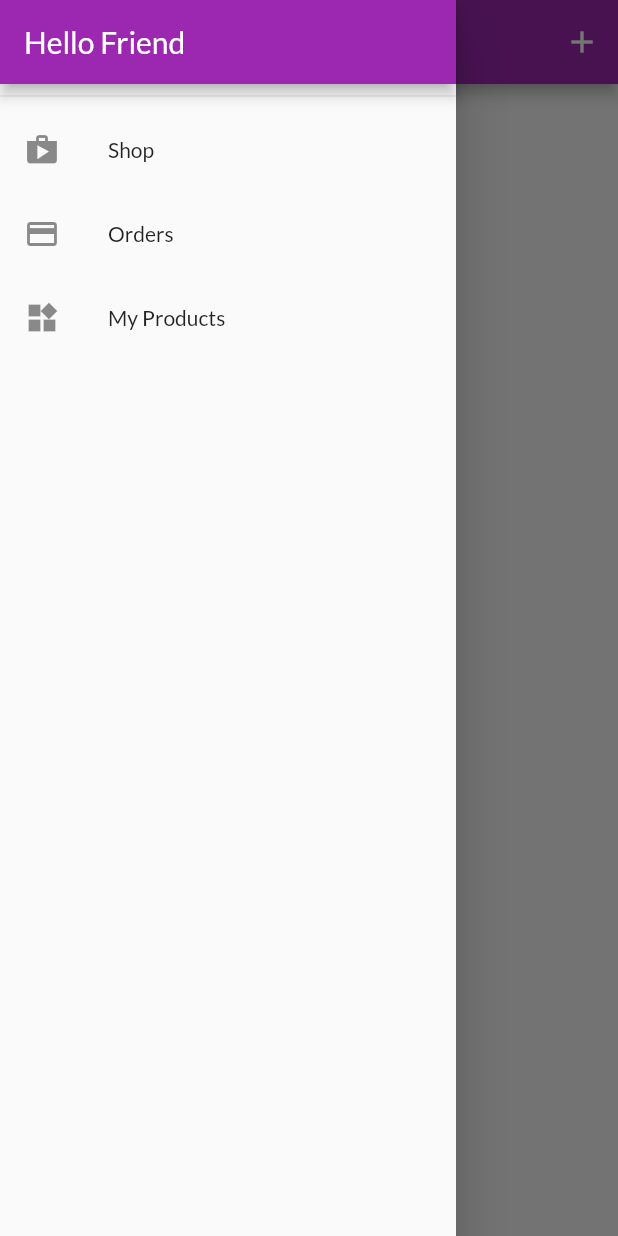
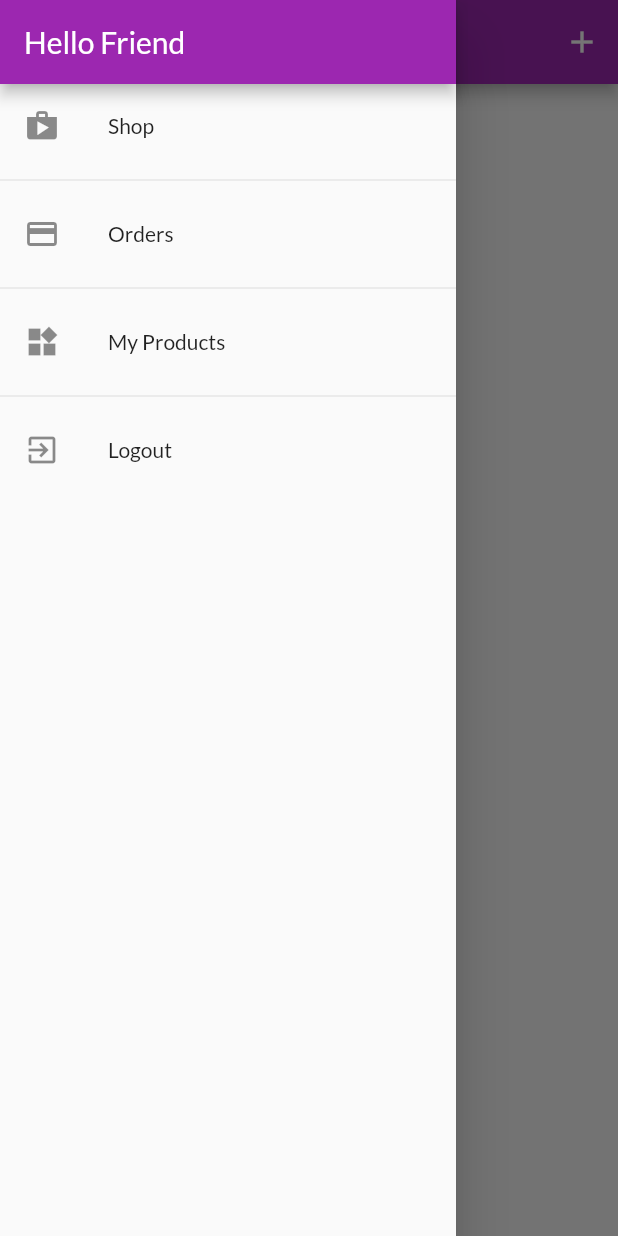
Before and after one commit to Jordhan-Carvalho/Flutter-ShopApp, a Flutter app: the UserProductsScreen screen opened by its route, with the side drawer open, on a phone screen of 412 x 824 dp. Run offline on Flutter 3.47's test engine with Material 2 defaults, Android fonts, the phone set to English and light mode, and no system bars; our stand-ins replace shared_preferences; accounts and stored records are empty; network calls fail.

Commit message:
End user auth

```diff
--- a/lib/screens/user_products_screen.dart
+++ b/lib/screens/user_products_screen.dart
@@ -11,12 +11,12 @@ class UserProductsScreen extends StatelessWidget {
 
   // when not inside a statefull widget you need to provide context
   Future<void> _refreshProds(BuildContext context) async {
-    await Provider.of<Products>(context, listen: false).fetchProducts();
+    await Provider.of<Products>(context, listen: false).fetchProducts(true);
   }
 
   @override
   Widget build(BuildContext context) {
-    final productsData = Provider.of<Products>(context);
+    // final productsData = Provider.of<Products>(context);
 
     return Scaffold(
       appBar: AppBar(
@@ -31,11 +31,19 @@ class UserProductsScreen extends StatelessWidget {
         ],
       ),
       drawer: MainDrawer(),
-      body: RefreshIndicator(
+      body: FutureBuilder(
+        future: _refreshProds(context),
+        builder: (ctx, snapshot) =>
+            snapshot.connectionState == ConnectionState.waiting
+                ? Center(
+                    child: CircularProgressIndicator(),
+                  )
+                : RefreshIndicator(
                     onRefresh: () => _refreshProds(context),
                     child: Padding(
                       padding: const EdgeInsets.all(8),
-          child: ListView.builder(
+                      child: Consumer<Products>(
+                        builder: (ctx, productsData, child) => ListView.builder(
                           itemCount: productsData.items.length,
                           itemBuilder: (_, i) => Column(
                             children: [
@@ -50,6 +58,8 @@ class UserProductsScreen extends StatelessWidget {
                         ),
                       ),
                     ),
+                  ),
+      ),
     );
   }
 }
--- a/lib/widgets/nav_drawer.dart
+++ b/lib/widgets/nav_drawer.dart
@@ -1,7 +1,9 @@
 import 'package:flutter/material.dart';
+import 'package:provider/provider.dart';
 
 import '../screens/user_products_screen.dart';
 import '../screens/orders_screen.dart';
+import '../providers/auth.dart';
 
 class MainDrawer extends StatelessWidget {
   @override
@@ -13,7 +15,6 @@ class MainDrawer extends StatelessWidget {
             title: Text('Hello Friend'),
             automaticallyImplyLeading: false,
           ),
-          Divider(),
           ListTile(
             leading: Icon(Icons.shop),
             title: Text('Shop'),
@@ -21,6 +22,7 @@ class MainDrawer extends StatelessWidget {
               Navigator.of(context).pushReplacementNamed('/');
             },
           ),
+          Divider(),
           ListTile(
             leading: Icon(Icons.payment),
             title: Text('Orders'),
@@ -29,6 +31,7 @@ class MainDrawer extends StatelessWidget {
                   .pushReplacementNamed(OrdersScreen.routeName);
             },
           ),
+          Divider(),
           ListTile(
             leading: Icon(Icons.widgets),
             title: Text('My Products'),
@@ -37,6 +40,16 @@ class MainDrawer extends StatelessWidget {
                   .pushReplacementNamed(UserProductsScreen.routeName);
             },
           ),
+          Divider(),
+          ListTile(
+            leading: Icon(Icons.exit_to_app),
+            title: Text('Logout'),
+            onTap: () {
+              Navigator.of(context).pop();
+              Navigator.of(context).pushReplacementNamed('/');
+              Provider.of<Auth>(context, listen: false).logout();
+            },
+          ),
         ],
       ),
     );
--- a/pubspec.yaml
+++ b/pubspec.yaml
@@ -22,6 +22,7 @@ dependencies:
     sdk: flutter
   intl: ^0.16.1
   http: ^0.12.0+4
+  shared_preferences: ^0.5.6
 
   # The following adds the Cupertino Icons font to your application.
   # Use with the CupertinoIcons class for iOS style icons.
```
Also changed, not shown: lib/main.dart (+16 -5 lines), lib/providers/auth.dart (+57 -0 lines), lib/providers/orders.dart (+7 -2 lines), lib/providers/products.dart (+7 -5 lines), lib/widgets/splash-screen.dart (added, +12 -0 lines), pubspec.lock. Lines whose indentation alone changed are shown as unchanged.
